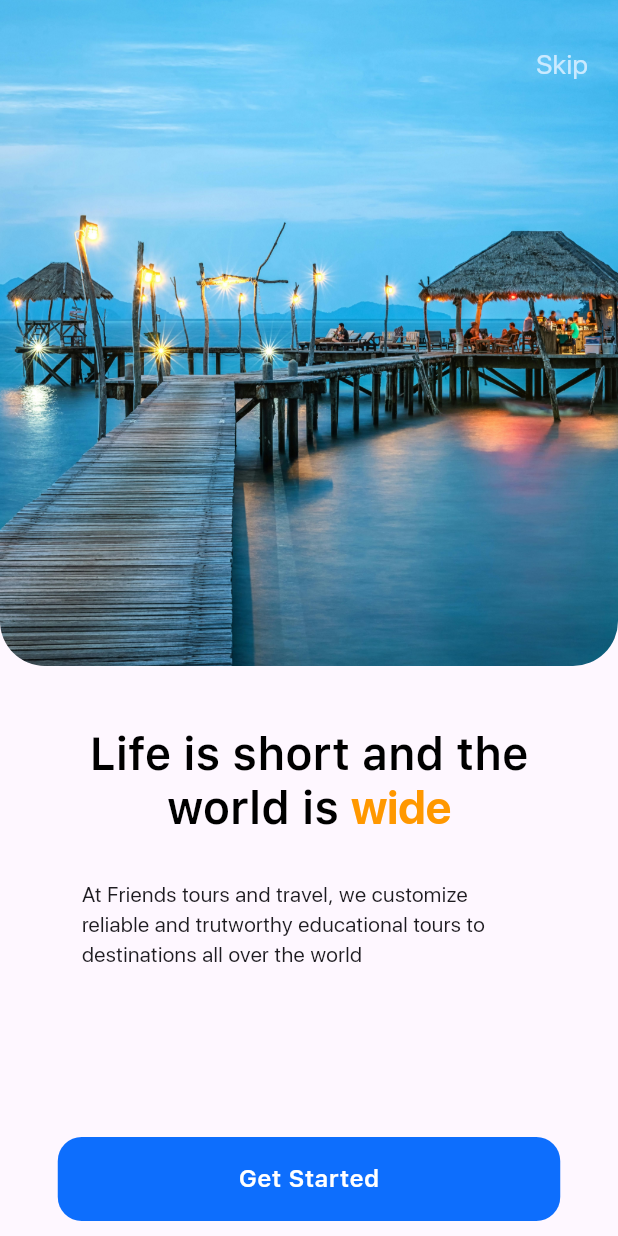
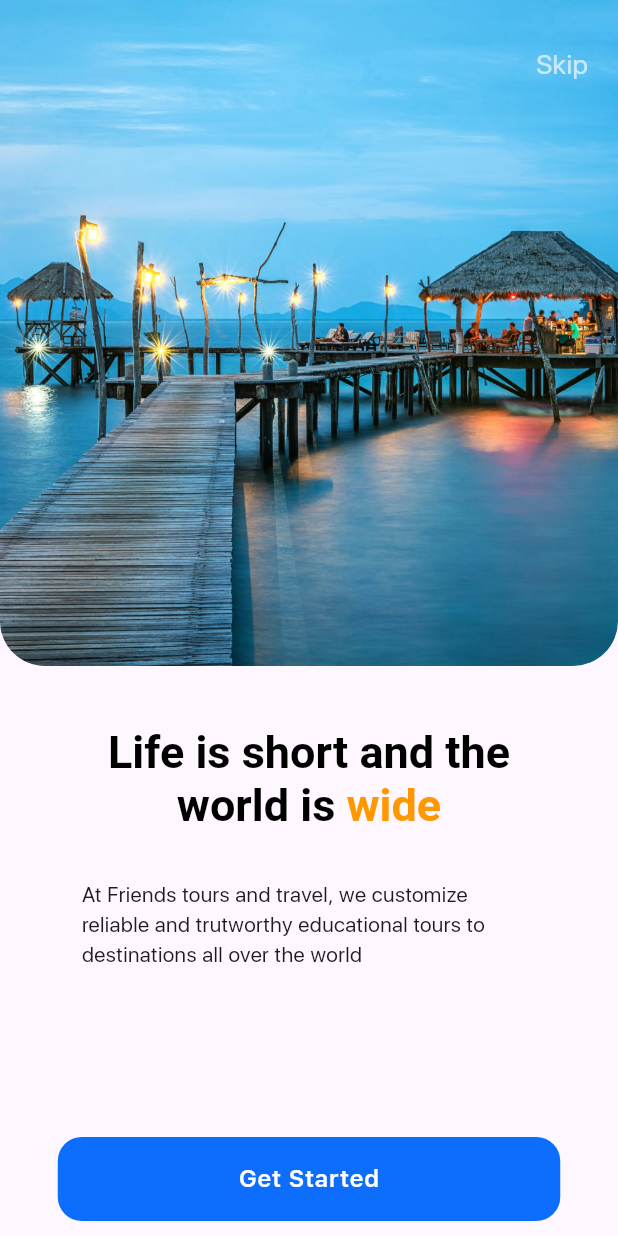
Before and after one commit to tanjilalom/Travel-App, a Flutter app: the screen it shows after launch, on a phone screen of 412 x 824 dp. Run offline on Flutter 3.47's test engine with Material 3 defaults, Android fonts, the phone set to English and light mode, and no system bars; our stand-ins replace easy_date_timeline, get, google_fonts.

Commit message:
design updated

```diff
--- a/lib/view/screen/home_screen.dart
+++ b/lib/view/screen/home_screen.dart
@@ -82,7 +82,7 @@ class HomeScreen extends StatelessWidget {
                         fontSize: 38,
                         fontWeight: FontWeight.w300,
                         color: Colors.black,
-                        fontFamily: 'SF_UI_Display',
+
                       ),
                     ),
                     TextSpan(
@@ -90,7 +90,7 @@ class HomeScreen extends StatelessWidget {
                       style: TextStyle(
                         fontSize: 42,
                         fontWeight: FontWeight.w600,
-                        fontFamily: 'SF_UI_Display',
+
                         color: Colors.black,
                       ),
                     ),
@@ -100,7 +100,7 @@ class HomeScreen extends StatelessWidget {
                         fontSize: 42,
                         fontWeight: FontWeight.w600,
                         color: Colors.orange,
-                        fontFamily: 'SF_UI_Display',
+
                       ),
                     ),
                   ],
--- a/lib/view/screen/onboard_screen/onboard_page1.dart
+++ b/lib/view/screen/onboard_screen/onboard_page1.dart
@@ -19,7 +19,7 @@ class OnboardPage1 extends StatelessWidget {
             Stack(
               children: [
                 ClipRRect(
-                  borderRadius: BorderRadius.only(
+                  borderRadius: const BorderRadius.only(
                     bottomLeft: Radius.circular(30),
                     bottomRight: Radius.circular(30),
                   ),
@@ -35,7 +35,7 @@ class OnboardPage1 extends StatelessWidget {
                   child: InkWell(
                     onTap: ()=> Navigator.push(
                         context, CupertinoPageRoute(builder: (context) => SignInScreen(),)),
-                    child: Text(
+                    child: const Text(
                       'Skip',
                       style: TextStyle(
                           fontSize: 18,
@@ -62,7 +62,7 @@ class OnboardPage1 extends StatelessWidget {
                         fontSize: 30,
                         fontWeight: FontWeight.w600,
                         color: Colors.black,
-                        fontFamily: 'SF_UI_Display',
+
                       ),
                     ),
                     TextSpan(
@@ -71,7 +71,7 @@ class OnboardPage1 extends StatelessWidget {
                         fontSize: 30,
                         fontWeight: FontWeight.w700,
                         color: Colors.orange,
-                        fontFamily: 'SF_UI_Display',
+
                       ),
                     ),
                   ],
@@ -99,13 +99,13 @@ class OnboardPage1 extends StatelessWidget {
               ),
               child: InkWell(
                 onTap: ()=> Navigator.push(
-                    context, CupertinoPageRoute(builder: (context) => OnboardPage2(),)),
-                child: Text('Get Started',
+                    context, CupertinoPageRoute(builder: (context) => const OnboardPage2(),)),
+                child: const Text('Get Started',
                   style: TextStyle(
                     fontSize: 16,
                     fontWeight: FontWeight.w600,
                     color: Colors.white,
-                    fontFamily: 'SF_UI_Display',
+
                   ),),
               ),
             )
```
Also changed, not shown: lib/view/screen/popular_package_screen.dart (+7 -7 lines), lib/view/screen/schedule_screen.dart (+13 -17 lines), lib/view/screen/signin_screen.dart (+5 -5 lines), lib/view/screen/signup_screen.dart (+5 -5 lines), lib/view/screen/splash_screen.dart (+4 -5 lines).
